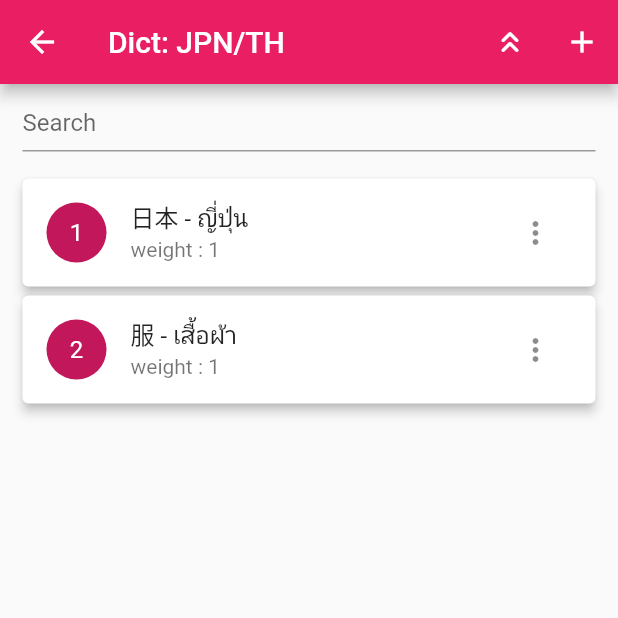
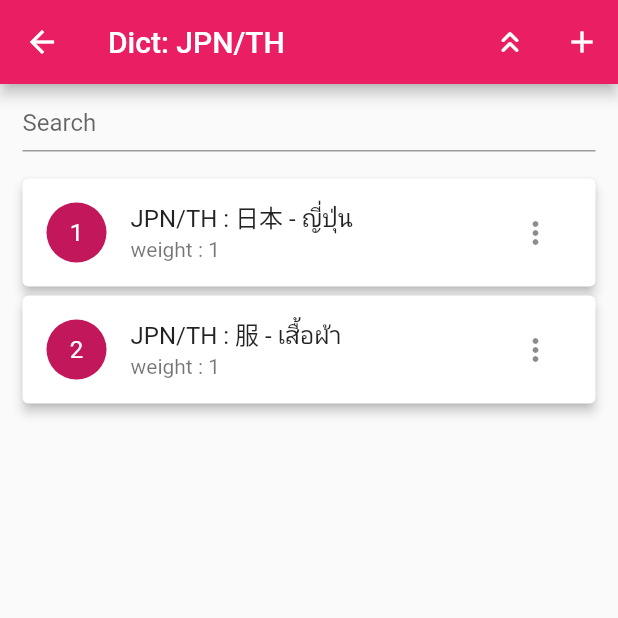
Before and after one commit to matus1142/flashcardgame, a Flutter app: the screen it shows after launch, after a tap on "JPN/TH", on a phone screen of 412 x 824 dp, the top half of it. Run offline on Flutter 3.47's test engine with Material 2 defaults, Android fonts, the phone set to English and light mode, and no system bars; our stand-ins replace csv, file_picker, fluttertoast; missing offline and left inert: gsheets; key blocks and very long unbroken strings in the code were emptied for the run.

Commit message:
implement deck2dict

```diff
--- a/lib/screen/deck_screen.dart
+++ b/lib/screen/deck_screen.dart
@@ -10,7 +10,7 @@ import 'package:provider/provider.dart';
 import '../providers/FlashcardProvider.dart';
 
 class DeckScreen extends StatefulWidget {
-  final String dack2dict ='';
+  final String deck2dict ='';
 
   @override
   State<DeckScreen> createState() => _DeckScreenState();
@@ -62,7 +62,7 @@ class _DeckScreenState extends State<DeckScreen> {
                         Navigator.push(
                       context,
                       MaterialPageRoute(builder: ((context) {
-                        return DictScreen(dack2dict:deckcards.deck);
+                        return DictScreen(deck2dict:deckcards.deck);
                       })),
                     );
                       },
--- a/lib/screen/dict_screen.dart
+++ b/lib/screen/dict_screen.dart
@@ -8,11 +8,11 @@ import '../models/Flashcards.dart';
 import 'package:flashcardgame/lib/Library.dart';
 
 class DictScreen extends StatefulWidget {
-  final String dack2dict;
+  final String deck2dict;
 
   const DictScreen({
-    required this.dack2dict,
-  }) ;
+    required this.deck2dict,
+  });
 
   @override
   State<DictScreen> createState() => _DictScreenState();
@@ -20,16 +20,14 @@ class DictScreen extends StatefulWidget {
 
 class _DictScreenState extends State<DictScreen> {
   TextEditingController SearchFieldController = TextEditingController();
-
   @override
   Widget build(BuildContext context) {
     return Scaffold(
       appBar: AppBar(
-        title: Text("Dict: ${widget.dack2dict}"),
+        title: Text("Dict: ${widget.deck2dict}"),
         actions: [
           IconButton(
               onPressed: (() async {
-
                 List CSVdata = await pickFile();
                 var provider =
                     Provider.of<FlashcardProvider>(context, listen: false);
@@ -52,7 +50,7 @@ class _DictScreenState extends State<DictScreen> {
               icon: Icon(Icons.keyboard_double_arrow_up_rounded)),
           IconButton(
               onPressed: (() async {
-                final text = await AddVocabDialog(context);
+                final text = await AddVocabDialog(context, widget.deck2dict);
                 //print(text);
               }),
               icon: Icon(Icons.add)),
@@ -63,6 +61,10 @@ class _DictScreenState extends State<DictScreen> {
           builder: (BuildContext context, FlashcardProvider provider,
               Widget? child) {
         var count = provider.flashcardlists.length;
+
+                // if (data.deck != widget.deck2dict) {
+                //   return const SizedBox(width: 0);
+                // }
         return ListView.builder(
             itemCount:
                 count + 1, //number card, offset 1 for Add Button Upload CSV
@@ -86,7 +88,6 @@ class _DictScreenState extends State<DictScreen> {
                 );
               } else {
                 index = counter - 1;
-              }
                 Flashcards data = provider.flashcardlists[index];
 
                   return Card(
@@ -99,9 +100,10 @@ class _DictScreenState extends State<DictScreen> {
                           ListTile(
                             leading: CircleAvatar(
                               radius: 20,
-                      child: FittedBox(child: Text("${index+1}")),
+                              child: FittedBox(child: Text("${index + 1}")),
                             ),
-                        title: Text("${data.dict} - ${data.mean}"),
+                            title: Text(
+                                "${data.deck} : ${data.dict} - ${data.mean}"),
                             subtitle: Text("weight : ${data.weight}"),
                             trailing: PopupMenuButton(itemBuilder: (context) {
                               return [
@@ -117,7 +119,8 @@ class _DictScreenState extends State<DictScreen> {
                             }, onSelected: (String value) async {
                               if (value == 'Edit') {
                                 print("Edit ${data.dict}");
-                            await EditVocabDialog(context, index);
+                                await EditVocabDialog(context, widget.deck2dict,
+                                    data.weight, index);
                                 //provider.Editflashcardlists(index);
                               } else if (value == 'Delete') {
                                 print("Delete ${data.dict}");
@@ -130,6 +133,8 @@ class _DictScreenState extends State<DictScreen> {
                           ),
                         ]),
                   );
+
+              }
             });
       }),
     );
```
Also changed, not shown: lib/lib/Library.dart (+6 -6 lines). Lines whose indentation alone changed are shown as unchanged.
